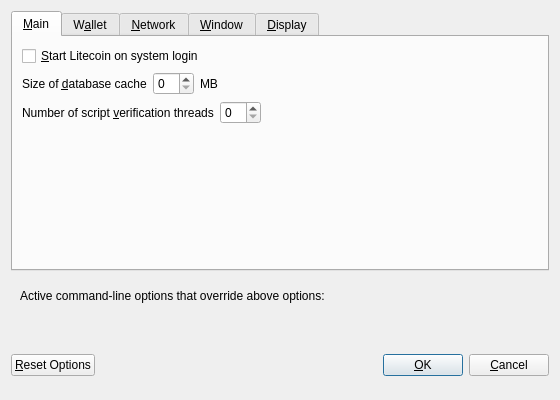
This is src/qt/forms/optionsdialog.ui in Bitaltyn-project/bitaltyn as Qt 5 draws it before an edit. The edited form follows.
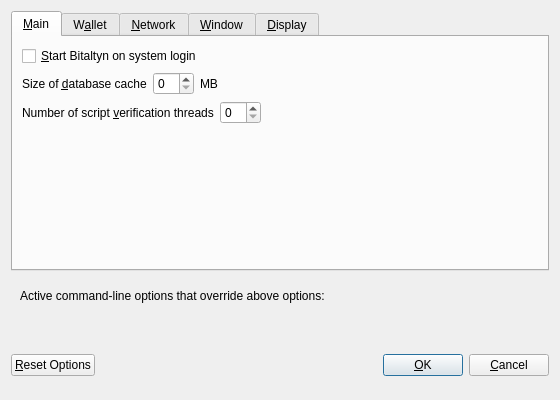
This is the edited form. Custom widgets are drawn as their Qt base class.

Patch:
```diff
--- a/src/qt/forms/optionsdialog.ui
+++ b/src/qt/forms/optionsdialog.ui
@@ -33,7 +33,7 @@
           <string>Automatically start Litecoin after logging in to the system.</string>
          </property>
          <property name="text">
-          <string>&amp;Start Litecoin on system login</string>
+          <string>&amp;Start Bitaltyn on system login</string>
          </property>
         </widget>
        </item>
```
Left out of the diff: 8 changed lines with no effect on the pictures.
